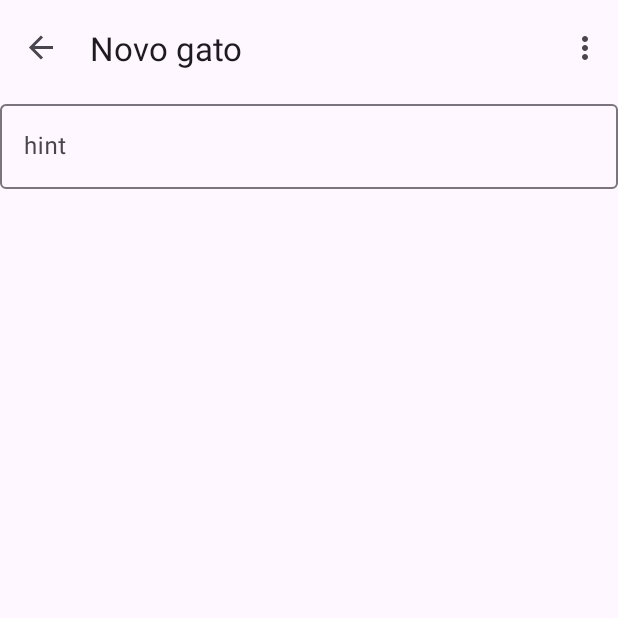
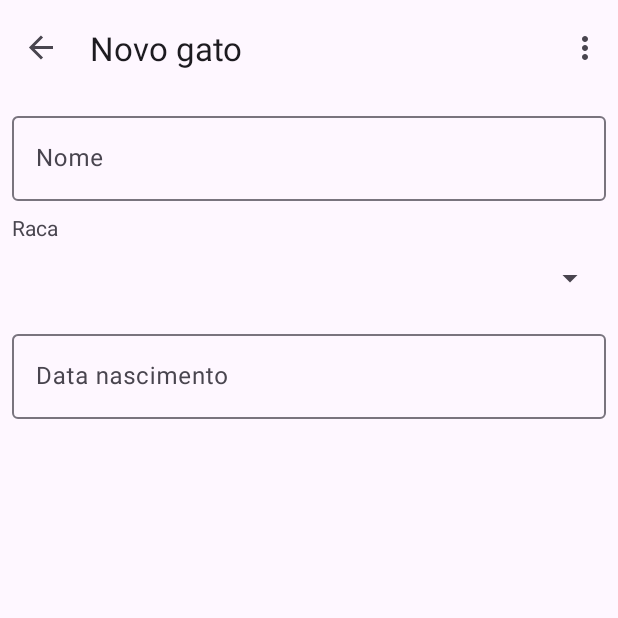
Before and after one commit to andregod/Gatos, an Android app: the NovoGatoFragment screen opened through its navigation route, on a phone screen of 412 x 824 dp, the top half of it. Run offline under Robolectric (Android 15) with nearby library versions, the phone set to English and light mode, and no system bars; our stand-ins replace navigation-ui.

Commit message:
Layout novo gato

```diff
--- a/app/src/main/res/layout/fragment_novo_gato.xml
+++ b/app/src/main/res/layout/fragment_novo_gato.xml
@@ -8,11 +8,40 @@
 
     <com.google.android.material.textfield.TextInputLayout
         android:layout_width="match_parent"
-        android:layout_height="match_parent">
+        android:layout_height="match_parent"
+        android:layout_margin="8dp">
 
         <com.google.android.material.textfield.TextInputEditText
+            android:id="@+id/editTextTitulo"
             android:layout_width="match_parent"
             android:layout_height="wrap_content"
-            android:hint="hint" />
+            android:hint="@string/nome"
+            android:inputType="text" />
+
+        <TextView
+            android:id="@+id/textView"
+            android:layout_width="wrap_content"
+            android:layout_height="wrap_content"
+            android:layout_marginTop="8dp"
+            android:text="@string/raca" />
+
+        <Spinner
+            android:id="@+id/spinnerCategorias"
+            android:layout_width="match_parent"
+            android:layout_height="wrap_content"
+            android:layout_marginBottom="8dp"
+            android:minHeight="48dp" />
+
+        <com.google.android.material.textfield.TextInputLayout
+            android:layout_width="match_parent"
+            android:layout_height="match_parent">
+
+            <com.google.android.material.textfield.TextInputEditText
+                android:id="@+id/editTextDataPub"
+                android:layout_width="match_parent"
+                android:layout_height="wrap_content"
+                android:hint="@string/data_nascimento" />
+        </com.google.android.material.textfield.TextInputLayout>
+
     </com.google.android.material.textfield.TextInputLayout>
 </LinearLayout>
--- a/app/src/main/res/values/strings.xml
+++ b/app/src/main/res/values/strings.xml
@@ -22,4 +22,7 @@
     <string name="editar">Editar</string>
     <string name="eliminar">Eliminar</string>
     <string name="novo_gato_label">Novo gato</string>
+    <string name="nome">Nome</string>
+    <string name="raca">Raca</string>
+    <string name="data_nascimento">Data nascimento</string>
 </resources>
```
